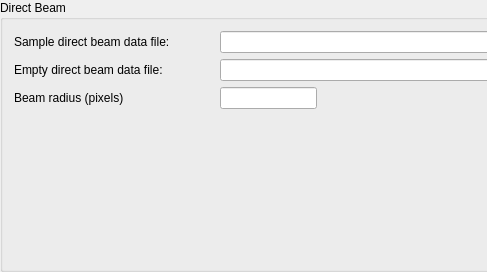
mantidproject/mantid, file Code/Mantid/scripts/Interface/ui/sans/trans_direct_beam.ui: the form before one commit; both pictures show x 0 to 487 and y 0 to 272 of the 836 by 272 pixel window.
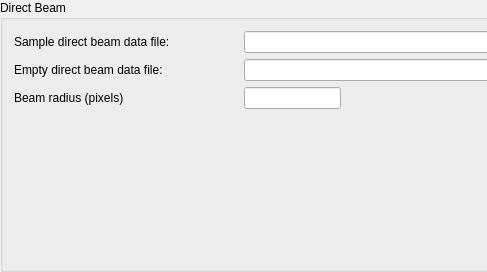
The form after the commit.

```diff
--- a/Code/Mantid/scripts/Interface/ui/sans/trans_direct_beam.ui
+++ b/Code/Mantid/scripts/Interface/ui/sans/trans_direct_beam.ui
@@ -35,7 +35,7 @@
        </property>
        <property name="minimumSize">
         <size>
-         <width>180</width>
+         <width>204</width>
          <height>0</height>
         </size>
        </property>
```
